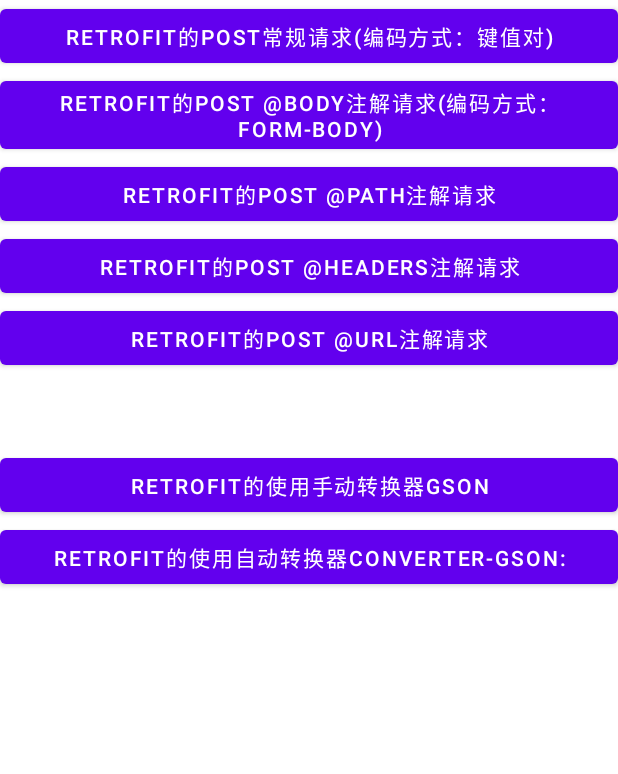
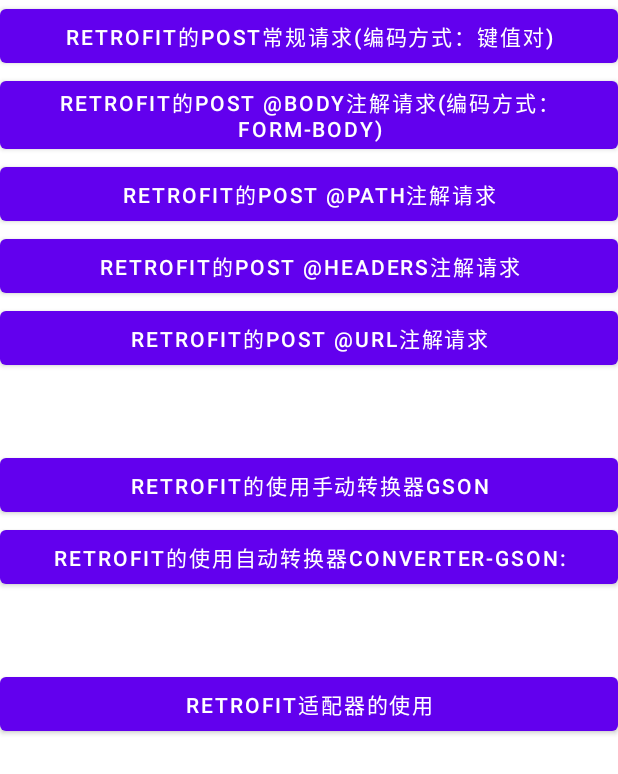
Before and after one commit to StevenMayD/AndroidLearning, an Android app: the screen it shows after launch (RetrofitActivity), on a phone screen of 412 x 824 dp. Shown: the top 774 px of the screen. Run offline under Robolectric (Android 15) with nearby library versions, the phone set to English and light mode, and no system bars; our stand-ins replace RxJava.

Commit message:
13、Android网络加载框架：Retrofit请求 - retrofit嵌套请求与适配器

```diff
--- a/app/src/main/java/com/example/androidlearning/service/WanAndroidService.java
+++ b/app/src/main/java/com/example/androidlearning/service/WanAndroidService.java
@@ -2,11 +2,14 @@ package com.example.androidlearning.service;
 
 import com.example.androidlearning.bean.BaseResponse;
 
+import io.reactivex.rxjava3.core.Flowable;
 import okhttp3.ResponseBody;
 import retrofit2.Call;
 import retrofit2.http.Field;
 import retrofit2.http.FormUrlEncoded;
+import retrofit2.http.GET;
 import retrofit2.http.POST;
+import retrofit2.http.Path;
 
 public interface WanAndroidService {
     @POST("user/login")
@@ -17,4 +20,22 @@ public interface WanAndroidService {
     @POST("user/login")
     @FormUrlEncoded
     Call<BaseResponse> loginWithAutoConverter(@Field("username") String username, @Field("password") String pwd);
+
+
+    /* 登录接口 (使用适配器，从而返回Flowable类型 不必返回Call类型)
+    * https://www.wanandroid.com/user/login
+    方法：POST
+    参数：username，password
+    * */
+    @POST("user/login")
+    @FormUrlEncoded
+    Flowable<BaseResponse> login2(@Field("username") String username, @Field("password") String pwd);
+
+    /* 获取收藏列表接口
+       https://www.wanandroid.com/lg/collect/list/0/json
+       方法：GET
+       参数： 页码：拼接在链接中，从0开始。
+    */
+    @GET("lg/collect/list/{pageNum}/json")
+    Flowable<ResponseBody> getArticle(@Path("pageNum") int pageNum);
 }
--- a/app/src/main/java/com/example/androidlearning/view/activity/RetrofitActivity.java
+++ b/app/src/main/java/com/example/androidlearning/view/activity/RetrofitActivity.java
@@ -4,6 +4,7 @@ import android.os.Bundle;
 import android.util.Log;
 import android.view.View;
 
+import androidx.annotation.NonNull;
 import androidx.appcompat.app.AppCompatActivity;
 
 import com.example.androidlearning.R;
@@ -12,14 +13,29 @@ import com.example.androidlearning.service.RetrofitHttpBinService;
 import com.example.androidlearning.service.WanAndroidService;
 import com.google.gson.Gson;
 
+import org.reactivestreams.Publisher;
+
 import java.io.IOException;
+import java.util.ArrayList;
+import java.util.HashMap;
+import java.util.List;
+import java.util.Map;
 
+import io.reactivex.rxjava3.android.schedulers.AndroidSchedulers;
+import io.reactivex.rxjava3.functions.Consumer;
+import io.reactivex.rxjava3.functions.Function;
+import io.reactivex.rxjava3.schedulers.Schedulers;
+import okhttp3.Cookie;
+import okhttp3.CookieJar;
 import okhttp3.FormBody;
+import okhttp3.HttpUrl;
+import okhttp3.OkHttpClient;
 import okhttp3.ResponseBody;
 import retrofit2.Call;
 import retrofit2.Callback;
 import retrofit2.Response;
 import retrofit2.Retrofit;
+import retrofit2.adapter.rxjava3.RxJava3CallAdapterFactory;
 import retrofit2.converter.gson.GsonConverterFactory;
 
 public class RetrofitActivity extends AppCompatActivity {
@@ -32,6 +48,11 @@ public class RetrofitActivity extends AppCompatActivity {
 
     private Retrofit wanAndroidRetrofitConverter; // Retrofit请求对象（配置转换器）
     private WanAndroidService wanAndroidServiceConverter; // Retrofit请求服务（直接返回转换对象BaseResponse）
+
+    private Retrofit retrofitAdapter; // retrofit适配器的使用
+    private WanAndroidService retrofitServiceAdapter;
+
+    private Map<String, List<Cookie>> cookies = new HashMap<>(); // 声明Map类型的属性并初始化 用于内存中存储Cookie
 
     @Override
     protected void onCreate(Bundle savedInstanceState) {
@@ -49,6 +70,29 @@ public class RetrofitActivity extends AppCompatActivity {
                 .addConverterFactory(GsonConverterFactory.create()) // 添加转换器：因为依赖是 retrofit2:converter-gson，所以使用GsonConverterFactory转换器
                 .build(); // Retrofit请求对象 带转换器
         wanAndroidServiceConverter = wanAndroidRetrofitConverter.create(WanAndroidService.class);
+
+        // retrofit适配器的使用
+        retrofitAdapter = new Retrofit.Builder()
+                .baseUrl("https://www.wanandroid.com/")
+                .callFactory((okhttp3.Call.Factory) new OkHttpClient.Builder().cookieJar(new CookieJar() { // 添加自动保存cookie的OkHttpClient (由于 玩安卓示例中的嵌套请求 的关联是 通过cookie进行的)
+                    @Override
+                    public void saveFromResponse(@NonNull HttpUrl httpUrl, @NonNull List<Cookie> list) {
+                        // 以host为key，将Cookie保存在内存里，别的请求需要用时，取出来用即可 (比如 收藏、评论的功能，要求是登录的状态，可以将登录接口返回的Cookie，使用在收藏接口的请求时)
+                        cookies.put(httpUrl.host(), list);
+                    }
+
+                    @NonNull
+                    @Override
+                    public List<Cookie> loadForRequest(@NonNull HttpUrl httpUrl) {
+                        // 如果是请求 "玩安卓"的接口，就使用保存好的cookie 否则返回空数组
+                        List<Cookie> cookieList = cookies.get(httpUrl.host());
+                        return cookieList==null ? new ArrayList<>() : cookieList;
+                    }
+                }).build())
+                .addConverterFactory(GsonConverterFactory.create()) // 添加转换器
+                .addCallAdapterFactory(RxJava3CallAdapterFactory.create()) // 添加适配器
+                .build();
+        retrofitServiceAdapter = retrofitAdapter.create(WanAndroidService.class);
     }
 
     // @Post注解请求
@@ -168,4 +212,25 @@ public class RetrofitActivity extends AppCompatActivity {
         }.start();
     }
 
+    // retrofit 适配器：完成优雅的嵌套请求
+    public void retrofit_adapter(View view) {
+        // 先登陆请求
+        retrofitServiceAdapter.login2("StevenMayD", "DongBao-3037")
+                .flatMap(new Function<BaseResponse, Publisher<ResponseBody>>() { // flatMap：用于根据login2请求的结果，生成一个新的Publisher（继续进行请求 获取收藏列表接口getArticle）
+                    @Override
+                    public Publisher<ResponseBody> apply(BaseResponse baseResponse) throws Throwable {
+                        // 再请求
+                        return retrofitServiceAdapter.getArticle(0);
+                    }
+                })
+                .observeOn(Schedulers.io()) // observeOn：切换到子线程 进行请求
+                .subscribeOn(AndroidSchedulers.mainThread()) // subscribeOn：观察回调 则切换到 安卓主线程中
+                .subscribe(new Consumer<ResponseBody>() { // subscribe：观察回调 在主线程中 执行 UI等操作
+                    @Override
+                    // 嵌套请求 最终拿到的是getArticle接口的返回类型ResponseBody
+                    public void accept(ResponseBody responseBody) throws Throwable {
+                        Log.d(TAG, "retrofit_adapter_适配器-retrofit2:adapter-rxjava3:" + responseBody.string());
+                    }
+                });
+    }
 }
--- a/app/src/main/res/layout/activity_retrofit.xml
+++ b/app/src/main/res/layout/activity_retrofit.xml
@@ -56,4 +56,12 @@
         android:text="Retrofit的使用自动转换器converter-gson:"
         android:onClick="retrofit_converter_gson"
         />
+
+    <Button
+        android:layout_width="match_parent"
+        android:layout_height="wrap_content"
+        android:text="Retrofit适配器的使用"
+        android:onClick="retrofit_adapter"
+        android:layout_marginTop="50dp"
+        />
 </LinearLayout>
```
Also changed, not shown: app/build.gradle (+6 -3 lines).
